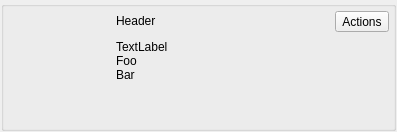
This is resources/list_widget.ui in shotgunsoftware/tk-multi-loader2 as Qt 5 draws it before an edit. The edited form follows.
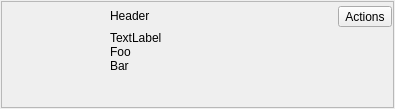
This is the edited form. Icons and pictures are not drawn.

Commit message: Sorted out click propagation for widgets.

```diff
--- a/resources/list_widget.ui
+++ b/resources/list_widget.ui
@@ -6,8 +6,8 @@
    <rect>
     <x>0</x>
     <y>0</y>
-    <width>397</width>
-    <height>132</height>
+    <width>395</width>
+    <height>109</height>
    </rect>
   </property>
   <property name="windowTitle">
@@ -21,17 +21,29 @@
     <number>1</number>
    </property>
    <item>
-    <widget class="QGroupBox" name="box">
-     <property name="title">
-      <string/>
+    <widget class="QFrame" name="box">
+     <property name="frameShape">
+      <enum>QFrame::StyledPanel</enum>
+     </property>
+     <property name="frameShadow">
+      <enum>QFrame::Raised</enum>
      </property>
      <layout class="QHBoxLayout" name="horizontalLayout_2">
       <property name="spacing">
-       <number>8</number>
+       <number>4</number>
       </property>
-      <property name="margin">
+      <property name="leftMargin">
        <number>4</number>
       </property>
+      <property name="topMargin">
+       <number>4</number>
+      </property>
+      <property name="rightMargin">
+       <number>1</number>
+      </property>
+      <property name="bottomMargin">
+       <number>1</number>
+      </property>
       <item>
        <widget class="QLabel" name="thumbnail">
         <property name="minimumSize">
@@ -80,8 +92,11 @@
              <iconset resource="resources.qrc">
               <normaloff>:/res/down_arrow.png</normaloff>:/res/down_arrow.png</iconset>
             </property>
+            <property name="popupMode">
+             <enum>QToolButton::InstantPopup</enum>
+            </property>
             <property name="toolButtonStyle">
-             <enum>Qt::ToolButtonTextBesideIcon</enum>
+             <enum>Qt::ToolButtonTextOnly</enum>
             </property>
            </widget>
           </item>
```
The commit also changes 5 other files.
